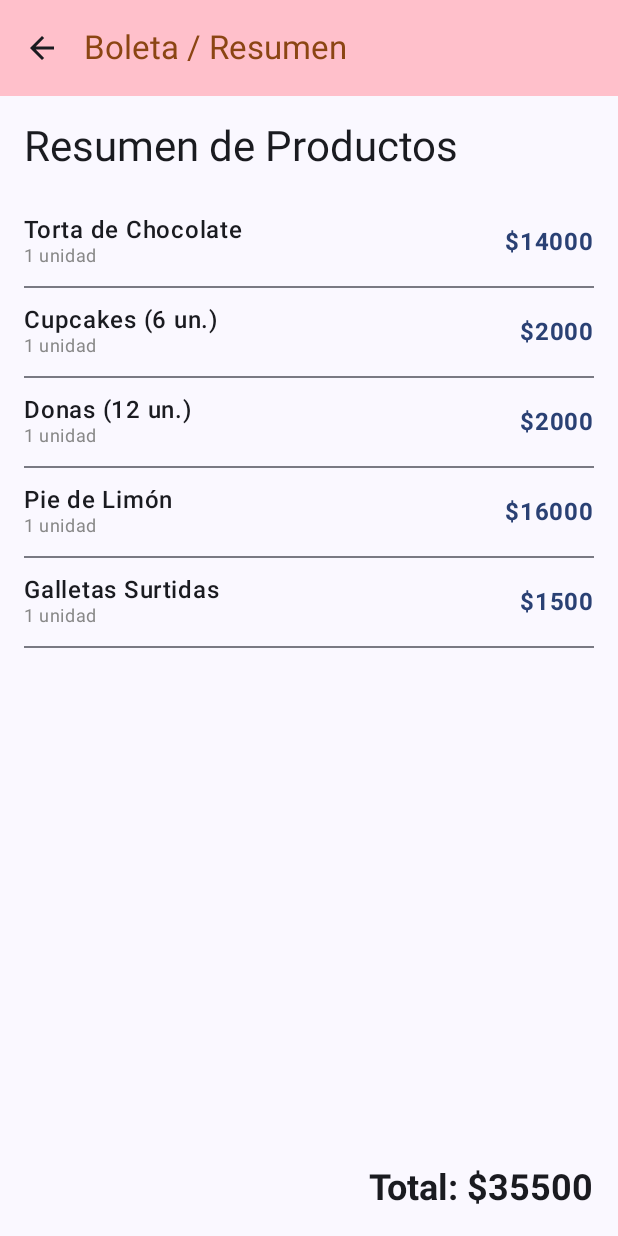
After one commit to Llaitureo/TrabajoDDM, an Android app built with Jetpack Compose: the BoletaScreen screen opened through its navigation route, on a phone screen of 412 x 824 dp. The commit adds this screen. Run offline under Robolectric (Android 15) with nearby library versions, the phone set to English and light mode, and no system bars; our stand-ins replace Room's generated code.

Commit message:
test de boleta

```diff
--- a/app/src/main/java/com/pasteleria/data/Database/AppDatabase.kt
+++ b/app/src/main/java/com/pasteleria/data/Database/AppDatabase.kt
@@ -6,28 +6,36 @@ import androidx.room.Room
 import androidx.room.RoomDatabase
 import com.pasteleria.data.dao.UserDao
 import com.pasteleria.data.model.User
+// 1. Importa el modelo y el DAO de Producto
+import com.pasteleria.data.dao.ProductoDao
+import com.pasteleria.data.model.Producto
 
-@Database(entities = [User::class], version = 1, exportSchema = false)
+// 2. Añade Producto::class a 'entities' y sube la versión de 1 a 2
+@Database(entities = [User::class, Producto::class], version = 2, exportSchema = false)
 abstract class AppDatabase : RoomDatabase() {
 
     abstract fun userDao(): UserDao
+    // 3. Añade el nuevo DAO
+    abstract fun productoDao(): ProductoDao
 
     companion object {
-        // Volatile asegura que INSTANCE  tenga el valor más reciente
         @Volatile
         private var INSTANCE: AppDatabase? = null
 
         fun getDatabase(context: Context): AppDatabase {
-            // Si INSTANCE no es null, la retorna, si es null, crea la BD
             return INSTANCE ?: synchronized(this) {
                 val instance = Room.databaseBuilder(
                     context.applicationContext,
                     AppDatabase::class.java,
                     "pasteleria_database"
                 )
+                    // 4. AÑADE ESTO: Como cambiaste la versión,
+                    // necesitas decirle a Room cómo migrar.
+                    // Esta es la forma más fácil: borra y recrea la BD.
+                    // (Pierdes los datos de usuarios si ya tenías)
+                    .fallbackToDestructiveMigration()
                     .build()
                 INSTANCE = instance
-                //Como un return
                 instance
             }
         }
--- /dev/null
+++ b/app/src/main/java/com/pasteleria/data/dao/ProductoDao.kt
@@ -0,0 +1,20 @@
+package com.pasteleria.data.dao
+
+import androidx.room.Dao
+import androidx.room.Insert
+import androidx.room.OnConflictStrategy
+import androidx.room.Query
+import com.pasteleria.data.model.Producto
+import kotlinx.coroutines.flow.Flow
+
+@Dao
+interface ProductoDao {
+
+    // Usamos OnConflictStrategy.IGNORE para no insertar productos duplicados
+    // si intentamos pre-poblar la base de datos varias veces.
+    @Insert(onConflict = OnConflictStrategy.IGNORE)
+    suspend fun insertAll(productos: List<Producto>)
+
+    @Query("SELECT * FROM productos")
+    fun getAllProductos(): Flow<List<Producto>> // Usar Flow es clave
+}
--- /dev/null
+++ b/app/src/main/java/com/pasteleria/data/model/Producto.kt
@@ -0,0 +1,13 @@
+package com.pasteleria.data.model
+
+import androidx.room.Entity
+import androidx.room.PrimaryKey
+
+@Entity(tableName = "productos") // Nombre de la tabla en la BD
+data class Producto(
+    @PrimaryKey(autoGenerate = true)
+    val id: Int = 0,
+    val nombre: String,
+    val precio: Int,
+    val imagenResId: Int // Room puede guardar el ID del recurso (R.drawable.cupcake)
+)
--- a/app/src/main/java/com/pasteleria/navigation/AppNav.kt
+++ b/app/src/main/java/com/pasteleria/navigation/AppNav.kt
@@ -7,8 +7,10 @@ import androidx.navigation.compose.composable
 import androidx.navigation.compose.rememberNavController
 import androidx.navigation.navArgument
 import com.pasteleria.login.BakeryLoginScreen
+import com.pasteleria.ui.boleta.BoletaScreen
 import com.pasteleria.ui.register.BakeryRegisterScreen
 import com.pasteleria.ui.home.HomeScreem
+import com.pasteleria.ui.pedido.PedidoScreen
 import com.pasteleria.ui.pedido.PedidoScreen
 
 
@@ -39,6 +41,26 @@ fun AppNav(){
         }
 
         composable(
+            route="pedidosScreen/{nombre}/{precio}/{imagenResId}",
+        ){
+            backStackEntry ->
+            val nombre = backStackEntry.arguments?.getString("nombre") ?:""
+            val precio = backStackEntry.arguments?.getString("precio") ?:""
+            val imagenResId = backStackEntry.arguments?.getInt("imagenResId") ?: 0
+
+            PedidoScreen(
+                navController = navController,
+                nombre = nombre,
+                precio = precio,
+                imagenResId = imagenResId
+            )
+        }
+
+        composable(route = "boleta"){
+            BoletaScreen(navController = navController)
+        }
+
+        composable(
             route = "PedidoScreen/{nombre}/{precio}/{imagenResId}",
             arguments = listOf(
                 navArgument("nombre") { type = NavType.StringType },
--- /dev/null
+++ b/app/src/main/java/com/pasteleria/ui/boleta/BoletaScreen.kt
@@ -0,0 +1,125 @@
+package com.pasteleria.ui.boleta
+
+import androidx.compose.foundation.layout.*
+import androidx.compose.foundation.lazy.LazyColumn
+import androidx.compose.foundation.lazy.items
+import androidx.compose.material.icons.Icons
+import androidx.compose.material.icons.automirrored.filled.ArrowBack
+import androidx.compose.material3.*
+import androidx.compose.runtime.Composable
+import androidx.compose.ui.Alignment
+import androidx.compose.ui.Modifier
+import androidx.compose.ui.graphics.Color
+import androidx.compose.ui.text.font.FontWeight
+import androidx.compose.ui.unit.dp
+import androidx.compose.ui.unit.sp
+import androidx.navigation.NavController
+import com.pasteleria.R // Asegúrate de que R se importe correctamente para los drawables
+import com.pasteleria.ui.theme.HuertohogarTheme
+import com.pasteleria.ui.theme.Marron
+import com.pasteleria.ui.theme.rosado
+
+// NOTA: Re-utilizamos la data class y la lista de HomeScreem.
+// Idealmente, esto debería estar en un archivo de modelo compartido.
+data class Producto(
+    val nombre: String,
+    val precio: Int,
+    val imagenResId: Int
+)
+
+val listaDeProductos = listOf(
+    Producto("Torta de Chocolate", 14000, R.drawable.tortachocolate),
+    Producto("Cupcakes (6 un.)", 2000, R.drawable.cupcake2),
+    Producto("Donas (12 un.)", 2000, R.drawable.donut),
+    Producto("Pie de Limón", 16000, R.drawable.pastry),
+    Producto("Galletas Surtidas", 1500, R.drawable.cookie)
+)
+
+
+@OptIn(ExperimentalMaterial3Api::class)
+@Composable
+fun BoletaScreen(navController: NavController) {
+
+    // Calculamos el total
+    val total = listaDeProductos.sumOf { it.precio }
+
+    HuertohogarTheme {
+        Scaffold(
+            topBar = {
+                TopAppBar(
+                    title = { Text("Boleta / Resumen") },
+                    navigationIcon = {
+                        IconButton(onClick = { navController.popBackStack() }) {
+                            Icon(Icons.AutoMirrored.Filled.ArrowBack, contentDescription = "Volver")
+                        }
+                    },
+                    colors = TopAppBarDefaults.topAppBarColors(
+                        containerColor = rosado, // Usando el color de tu app
+                        titleContentColor = Marron // Usando el color de tu app
+                    )
+                )
+            }
+        ) { innerPadding ->
+            Column(
+                modifier = Modifier
+                    .padding(innerPadding)
+                    .fillMaxSize()
+                    .padding(16.dp)
+            ) {
+                Text(
+                    "Resumen de Productos",
+                    style = MaterialTheme.typography.headlineMedium,
+                    modifier = Modifier.padding(bottom = 16.dp)
+                )
+
+                // Lista de productos
+                LazyColumn(
+                    modifier = Modifier.weight(1f) // Ocupa el espacio disponible
+                ) {
+                    items(listaDeProductos) { producto ->
+                        ProductoBoletaItem(producto = producto)
+                        Divider() // Línea divisoria
+                    }
+                }
+
+                // Total
+                Spacer(modifier = Modifier.height(16.dp))
+                Text(
+                    text = "Total: $$total",
+                    style = MaterialTheme.typography.headlineSmall,
+                    fontWeight = FontWeight.Bold,
+                    modifier = Modifier.align(Alignment.End)
+                )
+            }
+        }
+    }
+}
+
+@Composable
+fun ProductoBoletaItem(producto: Producto) {
+    Row(
+        modifier = Modifier
+            .fillMaxWidth()
+            .padding(vertical = 12.dp),
+        verticalAlignment = Alignment.CenterVertically
+    ) {
+        Column(modifier = Modifier.weight(1f)) {
+            Text(
+                text = producto.nombre,
+                style = MaterialTheme.typography.bodyLarge,
+                fontWeight = FontWeight.Medium
+            )
+            Text(
+                text = "1 unidad", // Asumimos 1 unidad por ahora
+                style = MaterialTheme.typography.bodySmall,
+                color = Color.Gray
+            )
+        }
+        Text(
+            text = "$${producto.precio}",
+            style = MaterialTheme.typography.bodyLarge,
+            fontWeight = FontWeight.Bold,
+            color = MaterialTheme.colorScheme.primary
+        )
+    }
+}
--- a/app/src/main/java/com/pasteleria/ui/home/HomeScreem.kt
+++ b/app/src/main/java/com/pasteleria/ui/home/HomeScreem.kt
@@ -43,6 +43,11 @@ import com.pasteleria.R
 import com.pasteleria.ui.theme.HuertohogarTheme
 import com.pasteleria.ui.theme.Marron
 import com.pasteleria.ui.theme.rosado
+import androidx.compose.material.icons.Icons
+import androidx.compose.material.icons.filled.Receipt
+import androidx.compose.material.icons.filled.ReceiptLong // Ícono de boleta
+import androidx.compose.material3.Icon
+import androidx.compose.material3.IconButton
 
 data class Producto(
     val nombre: String,
@@ -75,7 +80,18 @@ fun HomeScreem(
                     colors = TopAppBarDefaults.topAppBarColors(
                         containerColor = rosado,
                         titleContentColor = Marron
-                    )
+                    ),
+                    actions = {
+                        IconButton(onClick = {
+                            navController.navigate("boleta")
+                        }){
+                            Icon(
+                                imageVector = Icons.Default.ReceiptLong,
+                                contentDescription = "vae boleta",
+                                tint = Marron
+                            )
+                        }
+                    }
                 )
             }
         ) { innerPadding ->
```
